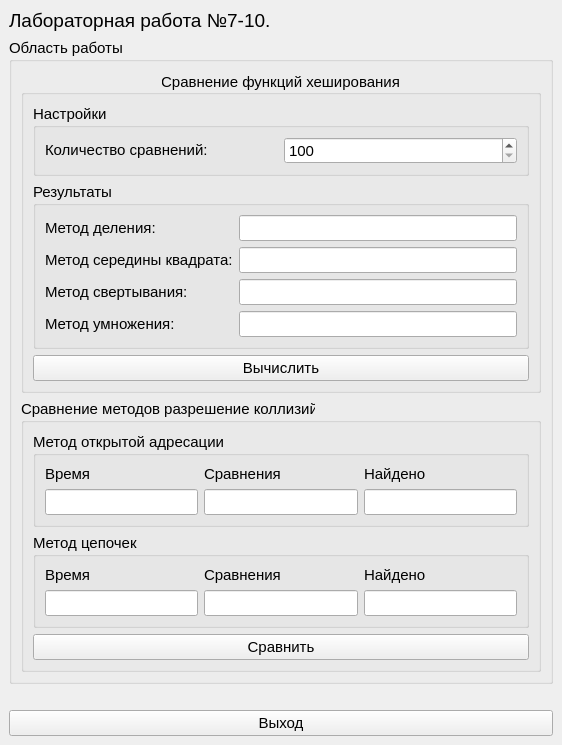
Old version of the form form/ui/form.ui in the repository AquaUseful/struct_algs_hashing.
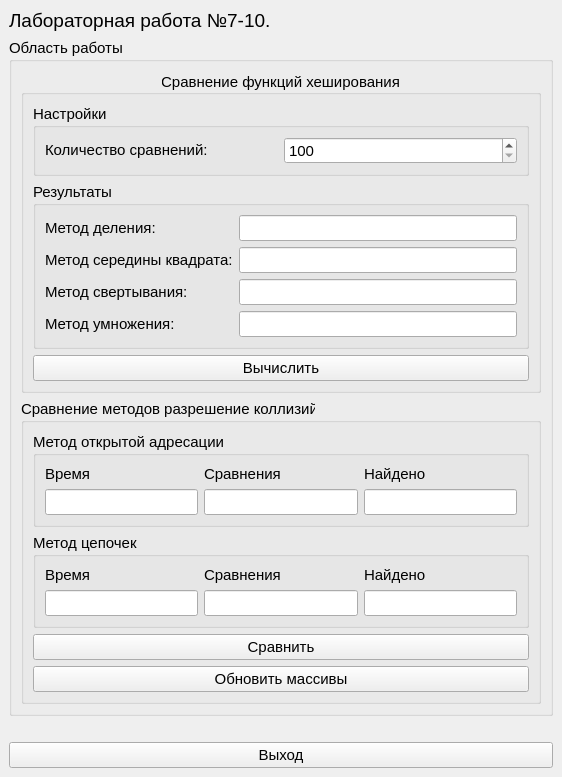
New version of the form.

What changed in the file:
```diff
--- a/form/ui/form.ui
+++ b/form/ui/form.ui
@@ -353,6 +353,13 @@
             </property>
            </widget>
           </item>
+          <item>
+           <widget class="QPushButton" name="updateArraysBtn">
+            <property name="text">
+             <string>Обновить массивы</string>
+            </property>
+           </widget>
+          </item>
          </layout>
         </widget>
        </item>
```
